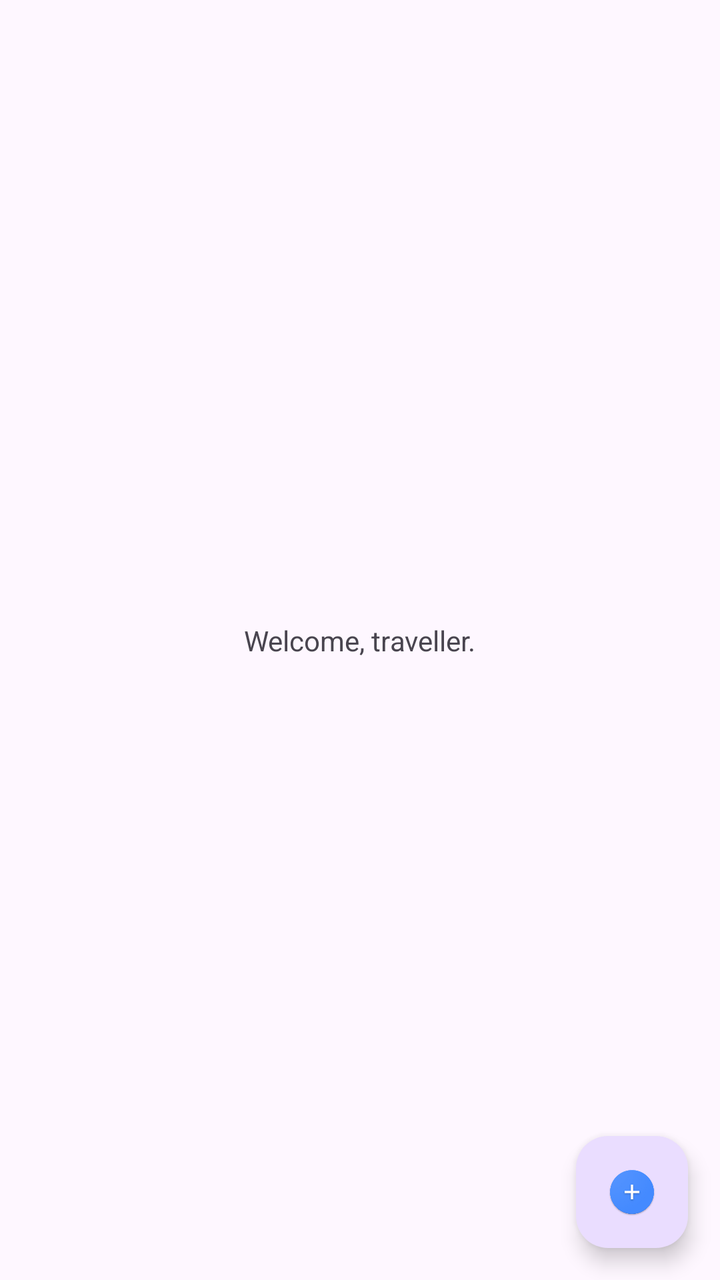
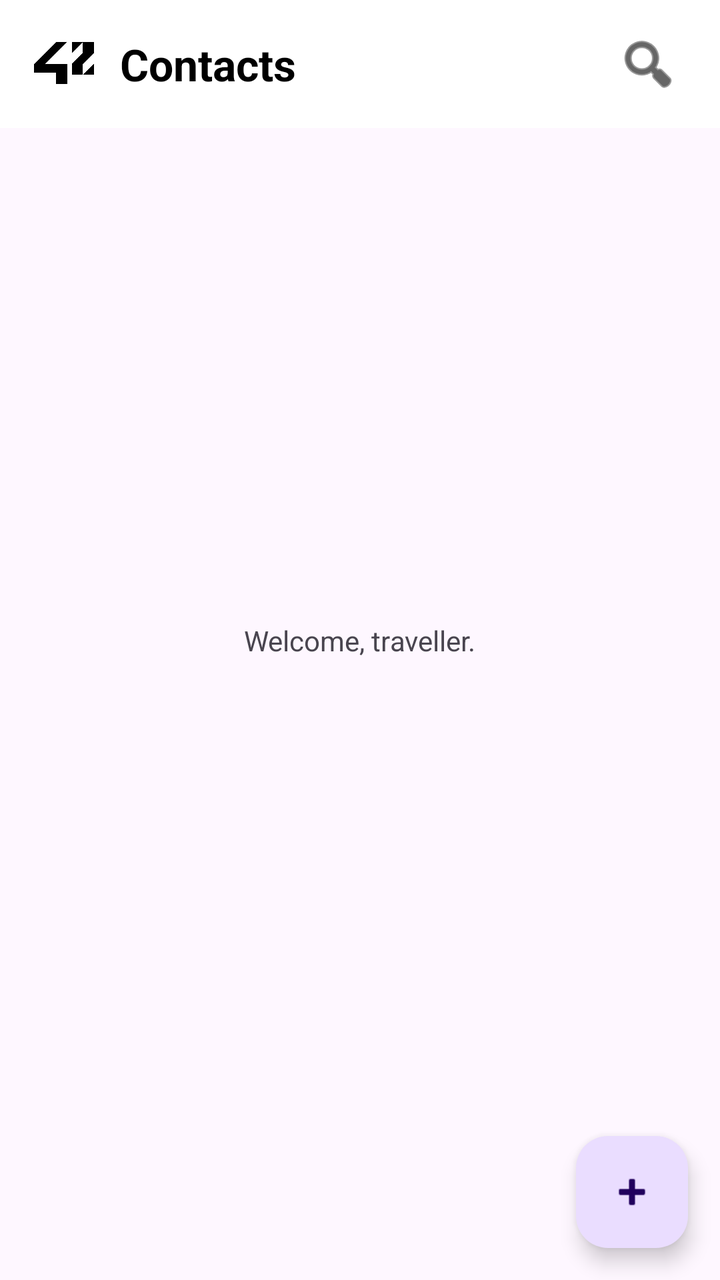

Compare the two renders of this Android layout. The source of the first and the diff that turns it into the second are given below.
<!-- AndroidManifest.xml: application theme Theme.Ft_hangouts -->
<!-- res/layout/activity_main.xml -->
<?xml version="1.0" encoding="utf-8"?>
<androidx.constraintlayout.widget.ConstraintLayout xmlns:android="http://schemas.android.com/apk/res/android"
    xmlns:app="http://schemas.android.com/apk/res-auto"
    xmlns:tools="http://schemas.android.com/tools"
    android:id="@+id/main"
    android:layout_width="match_parent"
    android:layout_height="match_parent"
    tools:context=".MainActivity">

    <TextView
        android:layout_width="wrap_content"
        android:layout_height="wrap_content"
        android:text="@string/Greet"
        app:layout_constraintBottom_toBottomOf="parent"
        app:layout_constraintEnd_toEndOf="parent"
        app:layout_constraintStart_toStartOf="parent"
        app:layout_constraintTop_toTopOf="parent" />

    <com.google.android.material.floatingactionbutton.FloatingActionButton
        android:id="@+id/add_button"
        android:layout_width="wrap_content"
        android:layout_height="wrap_content"
        android:layout_margin="16dp"
        android:src="@drawable/float_button"
        android:contentDescription="@string/plus_icon"
        android:layout_marginEnd="339dp"
        android:layout_marginBottom="675dp"
        app:tint="@null"
        app:layout_constraintBottom_toBottomOf="parent"
        app:layout_constraintEnd_toEndOf="parent" />

</androidx.constraintlayout.widget.ConstraintLayout>
<!-- resources referenced by this layout -->
<resources>
  <!-- drawable float_button: png bitmap (drawable, 22960 bytes) -->
  <string name="Greet">Welcome, traveller.</string>
  <string name="plus_icon">Plus icon</string>
  <style name="Theme.Ft_hangouts" parent="Base.Theme.Ft_hangouts" />
  <style name="Base.Theme.Ft_hangouts" parent="Theme.Material3.DayNight.NoActionBar">
          
          
      </style>
</resources>

<!-- the commit's change to res/layout/activity_main.xml (unified diff, before → after) -->
@@ -5,7 +5,52 @@
     android:id="@+id/main"
     android:layout_width="match_parent"
     android:layout_height="match_parent"
-    tools:context=".MainActivity">
+    tools:context=".ui.MainActivity">
+
+    <LinearLayout
+        android:id="@+id/header_bar"
+        android:layout_width="0dp"
+        android:layout_height="wrap_content"
+        android:orientation="horizontal"
+        android:gravity="center_vertical"
+        android:paddingStart="16dp"
+        android:paddingTop="12dp"
+        android:paddingEnd="16dp"
+        android:paddingBottom="12dp"
+        android:background="@android:color/white"
+        app:layout_constraintTop_toTopOf="parent"
+        app:layout_constraintStart_toStartOf="parent"
+        app:layout_constraintEnd_toEndOf="parent">
+
+        <ImageView
+            android:id="@+id/header_logo"
+            android:layout_width="32dp"
+            android:layout_height="32dp"
+            android:contentDescription="@string/app_logo"
+            app:tint="@null"
+            android:src="@drawable/app_logo" />
+
+        <TextView
+            android:id="@+id/header_title"
+            android:layout_width="0dp"
+            android:layout_height="wrap_content"
+            android:layout_marginStart="12dp"
+            android:layout_weight="1"
+            android:text="@string/app_name"
+            android:textSize="22sp"
+            android:textStyle="bold"
+            android:textColor="@android:color/black" />
+
+        <ImageButton
+            android:id="@+id/search_button"
+            android:layout_width="40dp"
+            android:layout_height="40dp"
+            android:background="?attr/selectableItemBackgroundBorderless"
+            android:contentDescription="@string/search_contact"
+            android:src="@android:drawable/ic_menu_search"
+            app:tint="@android:color/black" />
+
+    </LinearLayout>
 
     <TextView
         android:layout_width="wrap_content"
@@ -21,11 +66,11 @@
         android:layout_width="wrap_content"
         android:layout_height="wrap_content"
         android:layout_margin="16dp"
-        android:src="@drawable/float_button"
+        android:src="@android:drawable/ic_input_add"
         android:contentDescription="@string/plus_icon"
         android:layout_marginEnd="339dp"
         android:layout_marginBottom="675dp"
-        app:tint="@null"
+
         app:layout_constraintBottom_toBottomOf="parent"
         app:layout_constraintEnd_toEndOf="parent" />
 
<!-- resource entries referenced after the edit -->
@@ -1,8 +1,11 @@
 <!-- resources referenced by this layout -->
 <resources>
-  <!-- drawable float_button: png bitmap (drawable, 22960 bytes) -->
+  <!-- drawable app_logo: png bitmap (drawable, 6282 bytes) -->
   <string name="Greet">Welcome, traveller.</string>
+  <string name="app_logo">42 icon</string>
+  <string name="app_name">Contacts</string>
   <string name="plus_icon">Plus icon</string>
+  <string name="search_contact">Search contact icon</string>
   <style name="Theme.Ft_hangouts" parent="Base.Theme.Ft_hangouts" />
   <style name="Base.Theme.Ft_hangouts" parent="Theme.Material3.DayNight.NoActionBar">
           
